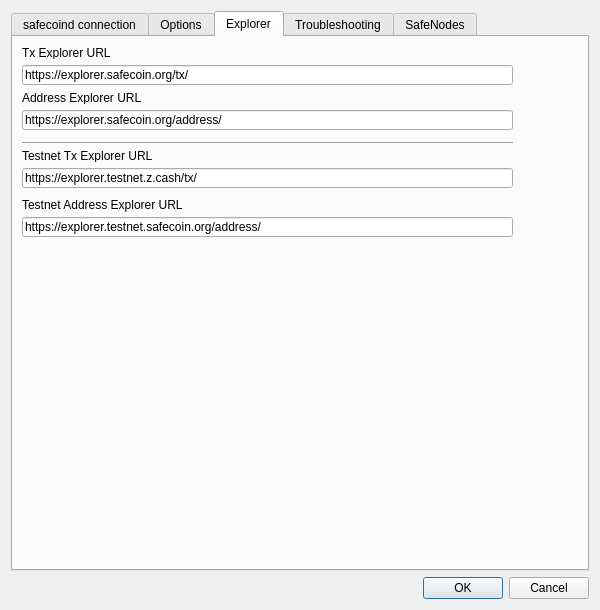
Before: the Qt Designer form src/settings.ui in OleksandrBlack/safecoin-qt-wallet, drawn with Qt 5.
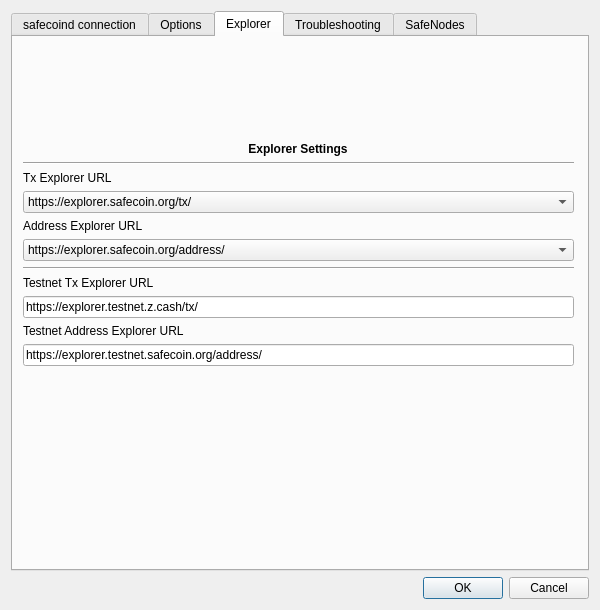
After: the same form once the commit is applied. The open tabs and pages were chosen to show the change. Icons and pictures are not drawn.

Commit message: explorer select from the list and startup logo 256x256

Patch:
```diff
--- a/src/settings.ui
+++ b/src/settings.ui
@@ -624,123 +624,6 @@
       <attribute name="title">
        <string>Explorer</string>
       </attribute>
-      <widget class="QLabel" name="label_14">
-       <property name="geometry">
-        <rect>
-         <x>9</x>
-         <y>9</y>
-         <width>491</width>
-         <height>13</height>
-        </rect>
-       </property>
-       <property name="text">
-        <string>Tx Explorer URL</string>
-       </property>
-      </widget>
-      <widget class="Line" name="line_5">
-       <property name="geometry">
-        <rect>
-         <x>9</x>
-         <y>105</y>
-         <width>491</width>
-         <height>3</height>
-        </rect>
-       </property>
-       <property name="orientation">
-        <enum>Qt::Horizontal</enum>
-       </property>
-      </widget>
-      <widget class="QLineEdit" name="txExplorerUrl">
-       <property name="geometry">
-        <rect>
-         <x>9</x>
-         <y>28</y>
-         <width>491</width>
-         <height>20</height>
-        </rect>
-       </property>
-       <property name="text">
-        <string notr="true">https://explorer.safecoin.org/tx/</string>
-       </property>
-      </widget>
-      <widget class="QLabel" name="label_15">
-       <property name="geometry">
-        <rect>
-         <x>9</x>
-         <y>54</y>
-         <width>491</width>
-         <height>13</height>
-        </rect>
-       </property>
-       <property name="text">
-        <string>Address Explorer URL</string>
-       </property>
-      </widget>
-      <widget class="QLineEdit" name="addressExplorerUrl">
-       <property name="geometry">
-        <rect>
-         <x>9</x>
-         <y>73</y>
-         <width>491</width>
-         <height>20</height>
-        </rect>
-       </property>
-       <property name="text">
-        <string notr="true">https://explorer.safecoin.org/address/</string>
-       </property>
-      </widget>
-      <widget class="QLabel" name="label_16">
-       <property name="geometry">
-        <rect>
-         <x>9</x>
-         <y>112</y>
-         <width>491</width>
-         <height>13</height>
-        </rect>
-       </property>
-       <property name="text">
-        <string>Testnet Tx Explorer URL</string>
-       </property>
-      </widget>
-      <widget class="QLineEdit" name="testnetTxExplorerUrl">
-       <property name="geometry">
-        <rect>
-         <x>9</x>
-         <y>131</y>
-         <width>491</width>
-         <height>20</height>
-        </rect>
-       </property>
-       <property name="text">
-        <string notr="true">https://explorer.testnet.z.cash/tx/</string>
-       </property>
-      </widget>
-      <widget class="QLabel" name="label_17">
-       <property name="geometry">
-        <rect>
-         <x>9</x>
-         <y>160</y>
-         <width>501</width>
-         <height>16</height>
-        </rect>
-       </property>
-       <property name="text">
-        <string>Testnet Address Explorer URL</string>
-       </property>
-      </widget>
-      <widget class="QLineEdit" name="testnetAddressExplorerUrl">
-       <property name="geometry">
-        <rect>
-         <x>9</x>
-         <y>180</y>
-         <width>491</width>
-         <height>20</height>
-        </rect>
-       </property>
-       <property name="text">
-        <string notr="true">https://explorer.testnet.safecoin.org/address/</string>
-       </property>
-      </widget>
       <widget class="QLabel" name="WalletSize">
        <property name="geometry">
         <rect>
@@ -780,6 +663,162 @@
         <string>MB</string>
        </property>
       </widget>
+      <widget class="QWidget" name="horizontalLayoutWidget">
+       <property name="geometry">
+        <rect>
+         <x>10</x>
+         <y>6</y>
+         <width>551</width>
+         <height>521</height>
+        </rect>
+       </property>
+       <layout class="QHBoxLayout" name="horizontalLayout_6">
+        <item>
+         <layout class="QVBoxLayout" name="verticalLayout_9">
+          <item>
+           <spacer name="verticalSpacer_7">
+            <property name="orientation">
+             <enum>Qt::Vertical</enum>
+            </property>
+            <property name="sizeHint" stdset="0">
+             <size>
+              <width>20</width>
+              <height>40</height>
+             </size>
+            </property>
+           </spacer>
+          </item>
+          <item alignment="Qt::AlignHCenter|Qt::AlignVCenter">
+           <widget class="QLabel" name="label_explorer_settiungs">
+            <property name="font">
+             <font>
+              <weight>75</weight>
+              <bold>true</bold>
+              <kerning>false</kerning>
+             </font>
+            </property>
+            <property name="text">
+             <string>Explorer Settings</string>
+            </property>
+            <property name="alignment">
+             <set>Qt::AlignCenter</set>
+            </property>
+           </widget>
+          </item>
+          <item>
+           <widget class="Line" name="line_exp_h1">
+            <property name="orientation">
+             <enum>Qt::Horizontal</enum>
+            </property>
+           </widget>
+          </item>
+          <item>
+           <widget class="QLabel" name="label_tx_url">
+            <property name="text">
+             <string>Tx Explorer URL</string>
+            </property>
+           </widget>
+          </item>
+          <item>
+           <widget class="QComboBox" name="txExplorerUrl">
+            <item>
+             <property name="text">
+              <string>https://explorer.safecoin.org/tx/</string>
+             </property>
+            </item>
+            <item>
+             <property name="text">
+              <string notr="true">https://explorer.deepsky.space/tx/</string>
+             </property>
+            </item>
+           </widget>
+          </item>
+          <item>
+           <widget class="QLabel" name="label_addr_url">
+            <property name="text">
+             <string>Address Explorer URL</string>
+            </property>
+           </widget>
+          </item>
+          <item>
+           <widget class="QComboBox" name="addressExplorerUrl">
+            <item>
+             <property name="text">
+              <string>https://explorer.safecoin.org/address/</string>
+             </property>
+            </item>
+            <item>
+             <property name="text">
+              <string notr="true">https://explorer.deepsky.space/address/</string>
+             </property>
+            </item>
+           </widget>
+          </item>
+          <item>
+           <widget class="Line" name="line_exp_h2">
+            <property name="orientation">
+             <enum>Qt::Horizontal</enum>
+            </property>
+           </widget>
+          </item>
+          <item>
+           <widget class="QLabel" name="label_ttx_url">
+            <property name="text">
+             <string>Testnet Tx Explorer URL</string>
+            </property>
+           </widget>
+          </item>
+          <item>
+           <widget class="QLineEdit" name="testnetTxExplorerUrl">
+            <property name="text">
+             <string notr="true">https://explorer.testnet.z.cash/tx/</string>
+            </property>
+           </widget>
+          </item>
+          <item>
+           <widget class="QLabel" name="label_taddr_url">
+            <property name="text">
+             <string>Testnet Address Explorer URL</string>
+            </property>
+           </widget>
+          </item>
+          <item>
+           <widget class="QLineEdit" name="testnetAddressExplorerUrl">
+            <property name="text">
+             <string notr="true">https://explorer.testnet.safecoin.org/address/</string>
+            </property>
+           </widget>
+          </item>
+          <item>
+           <spacer name="verticalSpacer_9">
+            <property name="orientation">
+             <enum>Qt::Vertical</enum>
+            </property>
+            <property name="sizeHint" stdset="0">
+             <size>
+              <width>20</width>
+              <height>40</height>
+             </size>
+            </property>
+           </spacer>
+          </item>
+          <item>
+           <spacer name="verticalSpacer_8">
+            <property name="orientation">
+             <enum>Qt::Vertical</enum>
+            </property>
+            <property name="sizeHint" stdset="0">
+             <size>
+              <width>20</width>
+              <height>40</height>
+             </size>
+            </property>
+           </spacer>
+          </item>
+         </layout>
+        </item>
+       </layout>
+      </widget>
      </widget>
      <widget class="QWidget" name="tab_3">
       <attribute name="title">
```
Left out of the diff: 2 changed lines with no effect on the pictures. The commit also changes 2 other files.
